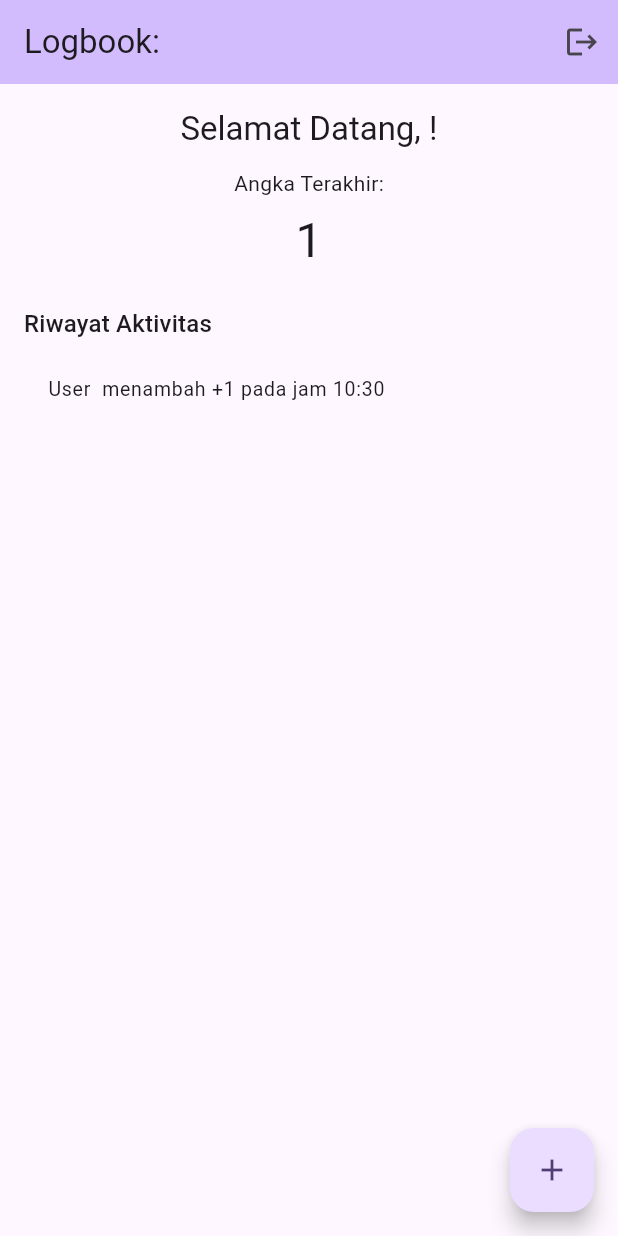
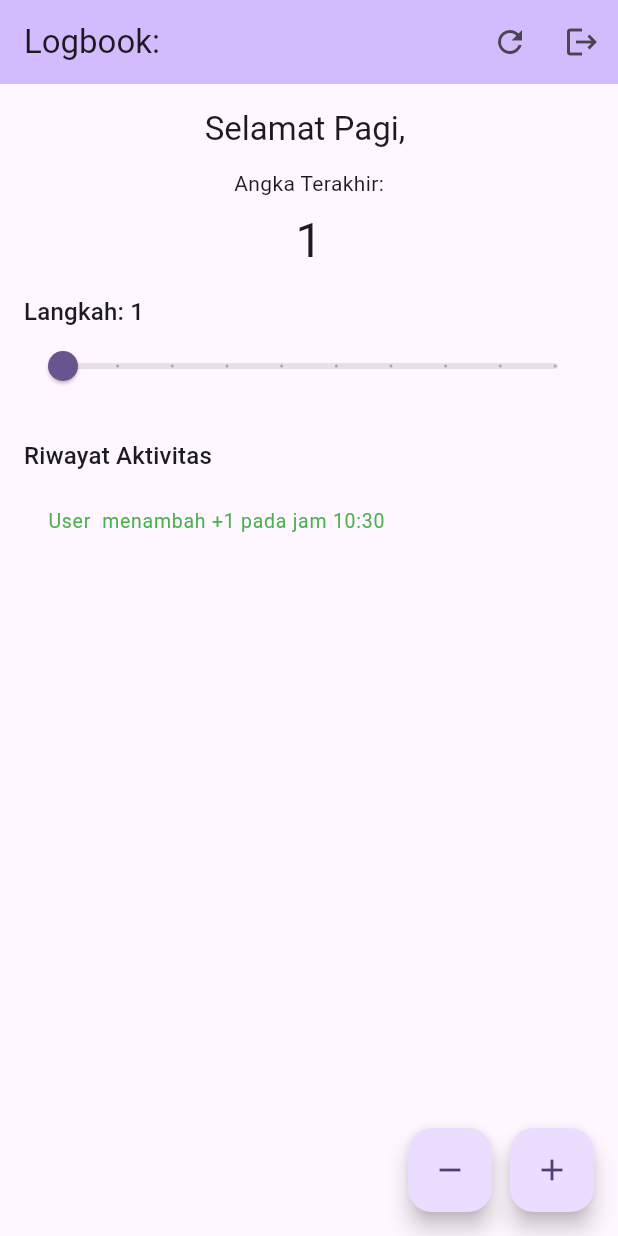
Before and after one commit to harifky/Pertemuan1-Modul1-PPLBM, a Flutter app: the CounterView screen opened directly with empty values, after a tap on the "add" icon, on a phone screen of 412 x 824 dp. Run offline on Flutter 3.47's test engine with Material 3 defaults, Android fonts, the phone set to English and light mode, and no system bars; our stand-ins replace shared_preferences; accounts and stored records are empty.

Commit message:
Modul 2 | Homework

```diff
--- a/lib/features/auth/login_controller.dart
+++ b/lib/features/auth/login_controller.dart
@@ -4,6 +4,7 @@ class LoginController {
     "admin": "123",
     "user": "123",
     "guest": "123",
+    "budi": "123",
   };
 
   // Fungsi pengecekan (Logic-Only)
--- a/lib/features/auth/login_view.dart
+++ b/lib/features/auth/login_view.dart
@@ -106,7 +106,7 @@ class _LoginViewState extends State<LoginView> {
   @override
   Widget build(BuildContext context) {
     return Scaffold(
-      appBar: AppBar(title: const Text("Login Gatekeeper")),
+      appBar: AppBar(title: const Text("Login Page")),
       body: Padding(
         padding: const EdgeInsets.all(16.0),
         child: Column(
--- a/lib/features/logbook/counter_controller.dart
+++ b/lib/features/logbook/counter_controller.dart
@@ -13,8 +13,8 @@ class CounterActivity {
 class CounterController {
   CounterController({required String username}) : _username = username;
 
-  static const String _keyLastCounter = 'last_counter';
-  static const String _keyHistory = 'counter_history';
+  String get _keyLastCounter => 'last_counter_$_username';
+  String get _keyHistory => 'counter_history_$_username';
 
   final String _username;
   int _count = 0;
@@ -54,7 +54,7 @@ class CounterController {
   }
 
   Future<void> newStep(int step) async {
-    if (step > 0 && step <= 100) {
+    if (step > 0 && step <= 10) {
       _langkah = step;
       await _addAktivitas(CounterAction.changeStep, step);
     }
--- a/lib/features/logbook/counter_view.dart
+++ b/lib/features/logbook/counter_view.dart
@@ -13,6 +13,24 @@ class CounterView extends StatefulWidget {
 
 class _CounterViewState extends State<CounterView> {
   late final CounterController _controller;
+  int _stepPreview = 1;
+
+  String _welcomeMessage() {
+    final hour = DateTime.now().hour;
+    String greeting;
+
+    if (hour >= 6 && hour <= 11) {
+      greeting = "Selamat Pagi";
+    } else if (hour >= 12 && hour <= 15) {
+      greeting = "Selamat Siang";
+    } else if (hour >= 16 && hour <= 18) {
+      greeting = "Selamat Sore";
+    } else {
+      greeting = "Selamat Malam";
+    }
+
+    return "$greeting, ${widget.username}";
+  }
 
   @override
   void initState() {
@@ -26,7 +44,9 @@ class _CounterViewState extends State<CounterView> {
     if (!mounted) {
       return;
     }
-    setState(() {});
+    setState(() {
+      _stepPreview = _controller.step;
+    });
   }
 
   void _showLogoutDialog() {
@@ -66,6 +86,88 @@ class _CounterViewState extends State<CounterView> {
     );
   }
 
+  Future<void> _handleReset() async {
+    if (_controller.value == 0) {
+      ScaffoldMessenger.of(context).showSnackBar(
+        const SnackBar(content: Text("Angka sudah 0")),
+      );
+      return;
+    }
+
+    final bool? shouldReset = await showDialog<bool>(
+      context: context,
+      builder: (BuildContext context) {
+        return AlertDialog(
+          title: const Text("Konfirmasi Reset"),
+          content: const Text("Reset angka ke 0?"),
+          actions: [
+            TextButton(
+              onPressed: () => Navigator.pop(context, false),
+              child: const Text("Batal"),
+            ),
+            TextButton(
+              onPressed: () => Navigator.pop(context, true),
+              child: const Text(
+                "Reset",
+                style: TextStyle(color: Colors.red),
+              ),
+            ),
+          ],
+        );
+      },
+    );
+
+    if (shouldReset != true) {
+      return;
+    }
+
+    await _controller.reset();
+    if (!mounted) {
+      return;
+    }
+    setState(() {});
+    ScaffoldMessenger.of(context).showSnackBar(
+      const SnackBar(content: Text("Angka berhasil direset")),
+    );
+  }
+
+  Future<void> _handleDecrement() async {
+    if (_controller.value == 0) {
+      ScaffoldMessenger.of(context).showSnackBar(
+        const SnackBar(content: Text("Angka sudah 0")),
+      );
+      return;
+    }
+
+    await _controller.decrement();
+    if (!mounted) {
+      return;
+    }
+    setState(() {});
+  }
+
+  Future<void> _updateStep() async {
+    await _controller.newStep(_stepPreview);
+    if (!mounted) {
+      return;
+    }
+    setState(() {});
+  }
+
+  Color _entryColor(String entry) {
+    if (entry.contains("menambah")) {
+      return Colors.green;
+    }
+    if (entry.contains("mengurangi")) {
+      return Colors.red;
+    }
+    if (entry.contains("mereset")) {
+      return Colors.amber;
+    }
+
+    return Theme.of(context).colorScheme.onSurface;
+  }
+
   @override
   Widget build(BuildContext context) {
     return Scaffold(
@@ -73,6 +175,10 @@ class _CounterViewState extends State<CounterView> {
         title: Text("Logbook: ${widget.username}"),
         backgroundColor: Theme.of(context).colorScheme.inversePrimary,
         actions: [
+          IconButton(
+            icon: const Icon(Icons.refresh),
+            onPressed: _handleReset,
+          ),
           IconButton(
             icon: const Icon(Icons.logout),
             onPressed: _showLogoutDialog,
@@ -84,7 +190,7 @@ class _CounterViewState extends State<CounterView> {
         child: Column(
           children: [
             Text(
-              "Selamat Datang, ${widget.username}!",
+              _welcomeMessage(),
               style: Theme.of(context).textTheme.titleLarge,
             ),
             const SizedBox(height: 12),
@@ -93,6 +199,27 @@ class _CounterViewState extends State<CounterView> {
             Text(
               '${_controller.value}',
               style: Theme.of(context).textTheme.headlineLarge,
+            ),
+            const SizedBox(height: 16),
+            Align(
+              alignment: Alignment.centerLeft,
+              child: Text(
+                "Langkah: $_stepPreview",
+                style: Theme.of(context).textTheme.titleMedium,
+              ),
+            ),
+            Slider(
+              min: 1,
+              max: 10,
+              divisions: 9,
+              value: _stepPreview.toDouble(),
+              label: _stepPreview.toString(),
+              onChanged: (value) {
+                setState(() {
+                  _stepPreview = value.round();
+                });
+              },
+              onChangeEnd: (_) => _updateStep(),
             ),
             const SizedBox(height: 24),
             Align(
@@ -107,12 +234,20 @@ class _CounterViewState extends State<CounterView> {
               child: _controller.logEntries.isEmpty
                   ? const Center(child: Text("Belum ada aktivitas"))
                   : ListView.separated(
-                      itemCount: _controller.logEntries.length,
+                      itemCount: _controller.logEntries
+                          .take(_controller.limit)
+                          .length,
                       separatorBuilder: (_, __) => const Divider(height: 1),
                       itemBuilder: (context, index) {
+                        final entry = _controller.logEntries
+                            .take(_controller.limit)
+                            .toList()[index];
                         return ListTile(
                           dense: true,
-                          title: Text(_controller.logEntries[index]),
+                          title: Text(
+                            entry,
+                            style: TextStyle(color: _entryColor(entry)),
+                          ),
                         );
                       },
                     ),
@@ -120,7 +255,17 @@ class _CounterViewState extends State<CounterView> {
           ],
         ),
       ),
-      floatingActionButton: FloatingActionButton(
+      floatingActionButton: Row(
+        mainAxisSize: MainAxisSize.min,
+        children: [
+          FloatingActionButton(
+            heroTag: 'decrement',
+            onPressed: _handleDecrement,
+            child: const Icon(Icons.remove),
+          ),
+          const SizedBox(width: 12),
+          FloatingActionButton(
+            heroTag: 'increment',
             onPressed: () async {
               await _controller.increment();
               if (!mounted) {
@@ -130,6 +275,8 @@ class _CounterViewState extends State<CounterView> {
             },
             child: const Icon(Icons.add),
           ),
+        ],
+      ),
     );
   }
 }
```
Also changed, not shown: lib/features/onboarding/onboarding_view.dart (+12 -5 lines). Lines whose indentation alone changed are shown as unchanged.
